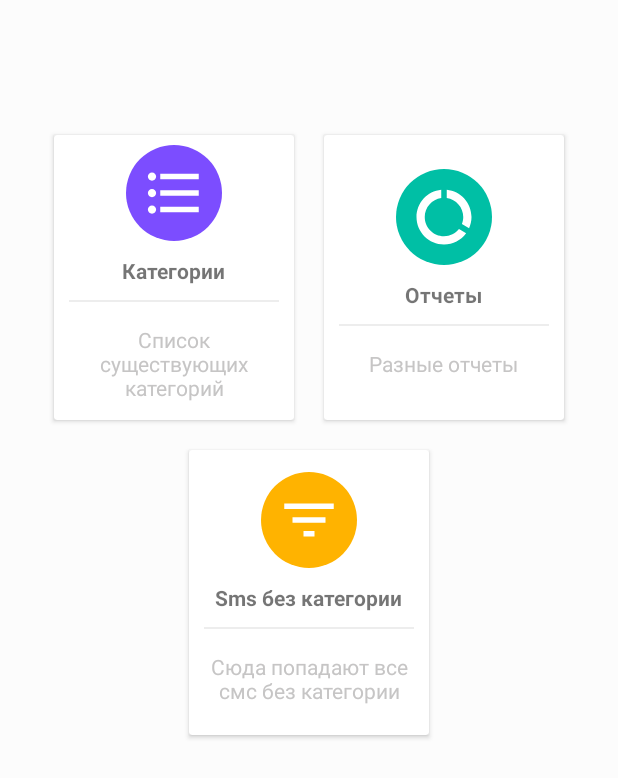
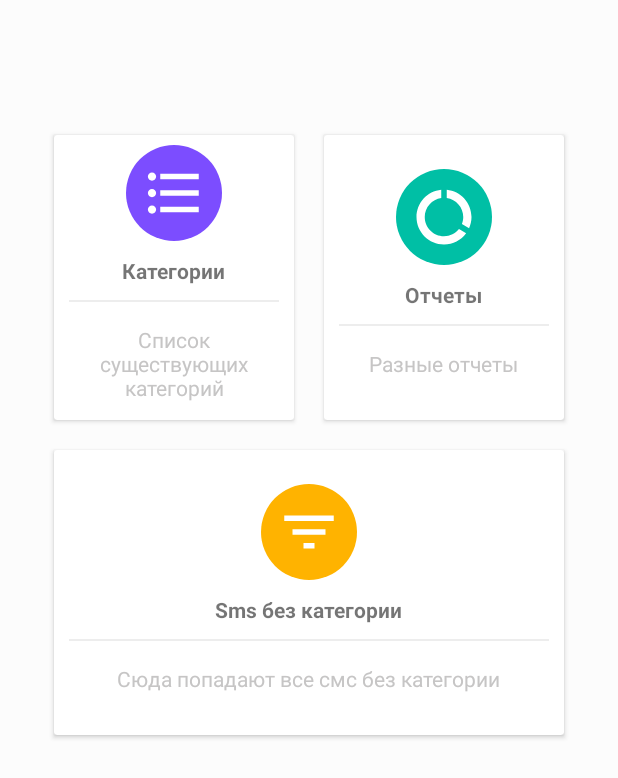
Before and after one commit to nshkuratova/PriorSmsReader, an Android app: the screen it shows after launch (MainActivity), on a phone screen of 412 x 824 dp. Shown: the top 778 px of the screen. Run offline under Robolectric (Android 15) with nearby library versions, the phone set to English and light mode, and no system bars.

Commit message:
[WIP] Re-desing: home page changes to CardView

```diff
--- a/app/src/main/res/layout/activity_main.xml
+++ b/app/src/main/res/layout/activity_main.xml
@@ -110,7 +110,7 @@
         android:orientation="horizontal">
 
         <android.support.v7.widget.CardView
-            android:layout_width="160dp"
+            android:layout_width="340dp"
             android:layout_height="190dp"
             android:layout_margin="10dp">
 
```
